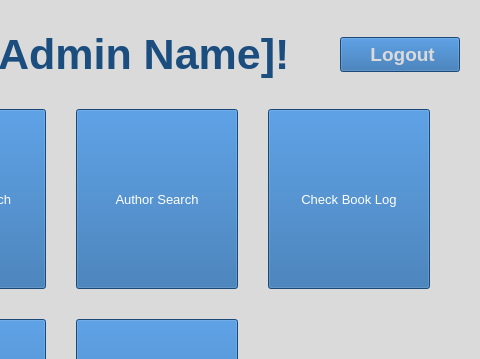
The window that adminmenu.ui (apteryxxyz/cs106-a2-client) describes before a commit, drawn with Qt 5; both pictures show x 358 to 838 and y 0 to 359 of the 838 by 581 pixel window.
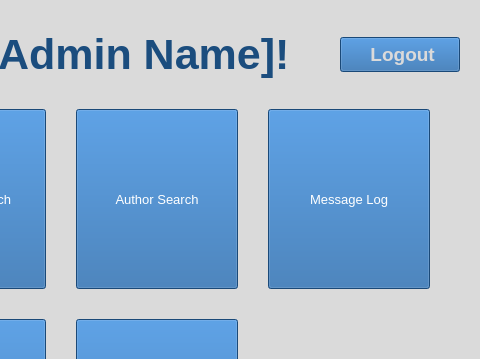
The same window after the commit. Icons and pictures are not drawn.

```diff
--- a/adminmenu.ui
+++ b/adminmenu.ui
@@ -446,7 +446,7 @@
 </string>
         </property>
         <property name="text">
-         <string>Check Book Log</string>
+         <string>Message Log</string>
         </property>
         <property name="icon">
          <iconset>
```
